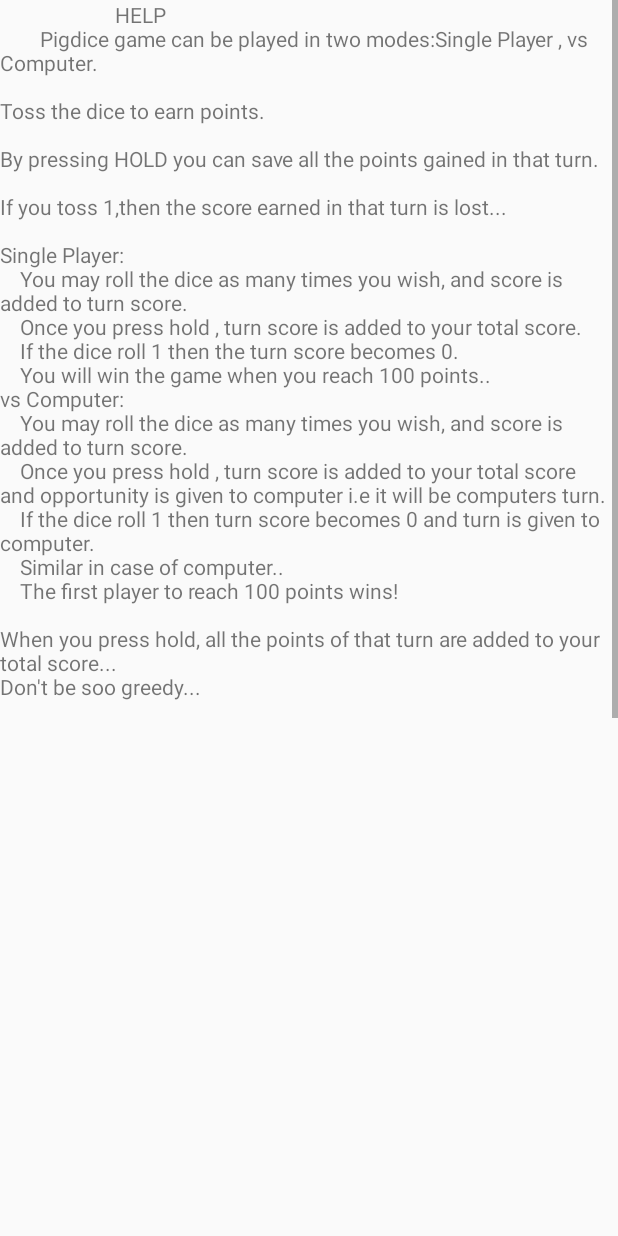
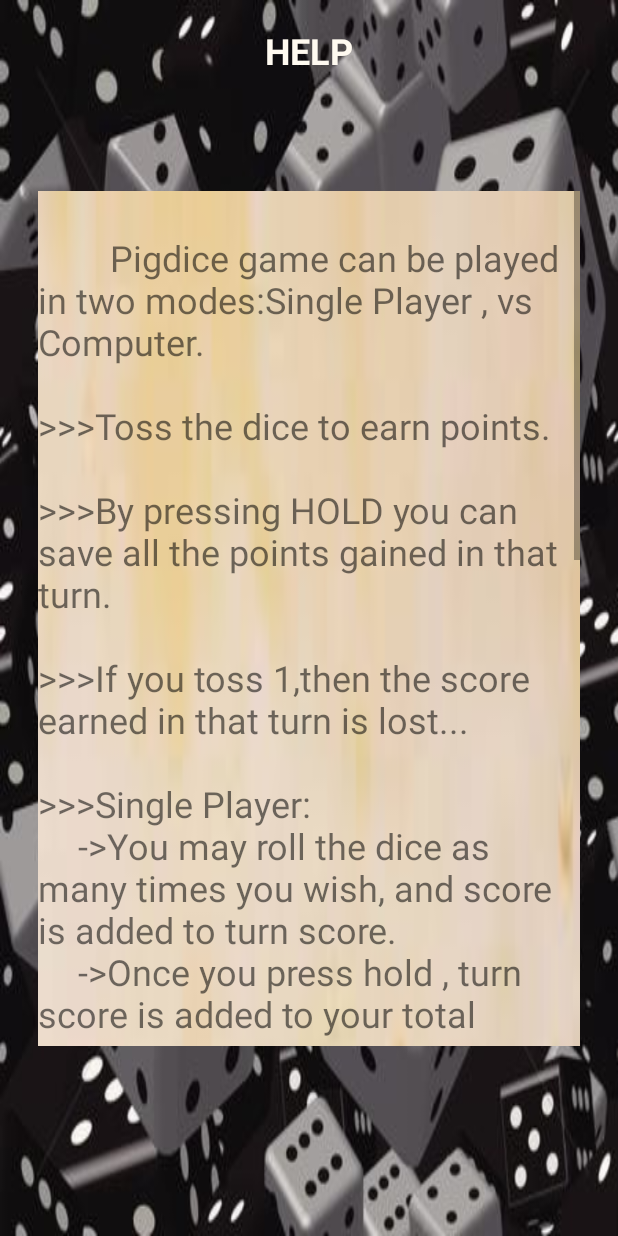
Before and after one commit to Demesaikiran/PigDice, an Android app: the help screen opened directly, with no data from a screen before it, on a phone screen of 412 x 824 dp. Run offline under Robolectric (Android 15) with nearby library versions, the phone set to English and light mode, and no system bars; Roboto replaces fonts that are not available here.

Commit message:
help updated

```diff
--- a/app/src/main/res/layout/activity_help.xml
+++ b/app/src/main/res/layout/activity_help.xml
@@ -4,29 +4,45 @@
     xmlns:app="http://schemas.android.com/apk/res-auto"
     xmlns:tools="http://schemas.android.com/tools"
     android:layout_width="match_parent"
+    android:background="@drawable/helpbcg"
     android:layout_height="match_parent">
 
+    <TextView
+        android:id="@+id/textView6"
+        android:layout_width="137dp"
+        android:layout_height="42dp"
+        android:text="@string/help"
+        android:textAlignment="center"
+        android:textAllCaps="true"
+        android:textColor="@color/floral_white"
+        android:textSize="24sp"
+        android:textStyle="bold"
+        app:layout_constraintBottom_toBottomOf="parent"
+        app:layout_constraintEnd_toEndOf="parent"
+        app:layout_constraintStart_toStartOf="parent"
+        app:layout_constraintTop_toTopOf="parent"
+        app:layout_constraintVertical_bias="0.022" />
+
     <ScrollView
-        android:layout_width="match_parent"
-        android:layout_height="wrap_content"
+        android:id="@+id/scrollView2"
+        android:layout_width="361dp"
+        android:layout_height="570dp"
+        android:layout_marginStart="32dp"
+        android:layout_marginEnd="32dp"
         app:layout_constraintBottom_toBottomOf="parent"
         app:layout_constraintEnd_toEndOf="parent"
         app:layout_constraintStart_toStartOf="parent"
         app:layout_constraintTop_toTopOf="parent">
 
-        <LinearLayout
+        <TextView
+            android:id="@+id/textView2"
             android:layout_width="match_parent"
-            android:layout_height="wrap_content"
-            android:orientation="vertical">
+            android:layout_height="576dp"
+            android:background="@drawable/txtbg"
+            android:text="@string/Help"
+            android:textSize="24sp" />
 
-            <TextView
-                android:id="@+id/textView"
-                android:layout_width="408dp"
-                android:layout_height="706dp"
-                android:layout_marginEnd="352dp"
-                android:layout_marginBottom="712dp"
-                android:text="@string/Help" />
-        </LinearLayout>
+
     </ScrollView>
 
 </androidx.constraintlayout.widget.ConstraintLayout>
--- a/app/src/main/res/values/txthelp.xml
+++ b/app/src/main/res/values/txthelp.xml
@@ -1,29 +1,30 @@
 <?xml version="1.0" encoding="utf-8"?>
 <resources>
     <string name="Help">
-        "                       HELP
+        "
         Pigdice game can be played in two modes:Single Player , vs Computer.
 
-Toss the dice to earn points.
+>>>Toss the dice to earn points.
 
-By pressing HOLD you can save all the points gained in that turn.
+>>>By pressing HOLD you can save all the points gained in that turn.
 
-If you toss 1,then the score earned in that turn is lost...
+>>>If you toss 1,then the score earned in that turn is lost...
 
-Single Player:
-	You may roll the dice as many times you wish, and score is added to turn score.
-	Once you press hold , turn score is added to your total score.
-	If the dice roll 1 then the turn score becomes 0.
-	You will win the game when you reach 100 points..
-vs Computer:
-	You may roll the dice as many times you wish, and score is added to turn score.
-	Once you press hold , turn score is added to your total score and opportunity is given to computer i.e it will be computers turn.
-	If the dice roll 1 then turn score becomes 0 and turn is given to computer.
-	Similar in case of computer..
-	The first player to reach 100 points wins!
+>>>Single Player:
+		->You may roll the dice as many times you wish, and score is added to turn score.
+		->Once you press hold , turn score is added to your total score.
+		->If the dice roll 1 then the turn score becomes 0.
+		->You will win the game when you reach 100 points..
+>>>vs Computer:
+		->You may roll the dice as many times you wish, and score is added to turn score.
+		->Once you press hold , turn score is added to your total score and opportunity is given to computer i.e it will be computers turn.
+		->If the dice roll 1 then turn score becomes 0 and turn is given to computer.
+		->Similar in case of computer..
+		->If both dice rolls 1 then player score becomes 0.
+		->The first player to reach 100 points wins!
 
-When you press hold, all the points of that turn are added to your total score...
-Don't be soo greedy..."
+>>>When you press hold, all the points of that turn are added to your total score...
+			Don't be soo greedy..."
 
     </string>
 </resources>
```
Also changed, not shown: app/src/main/res/drawable-v24/txtbg.jpg (added), app/src/main/res/drawable/helpbcg.jpg (added).
